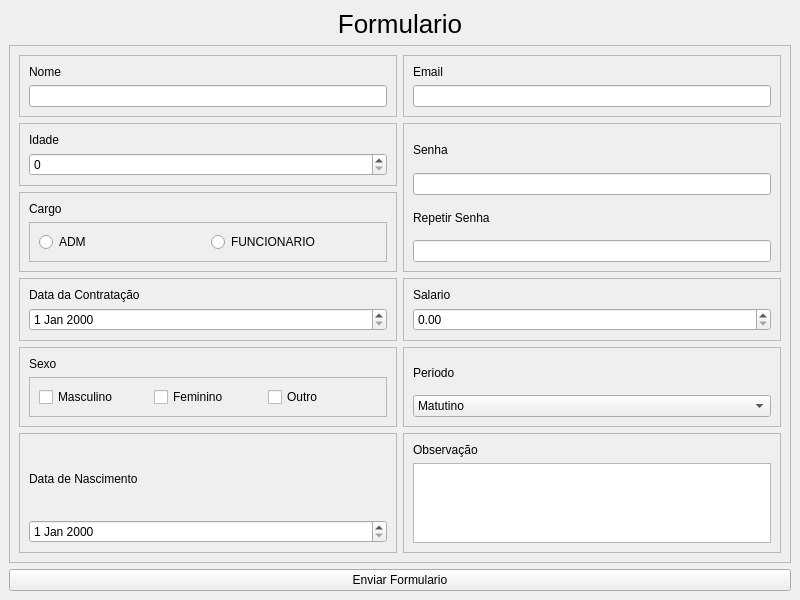
Before: the Qt Designer form projeto_pyside/ui_formulario.ui in CelsoLucas/ListadeExercicios, drawn with Qt 5.
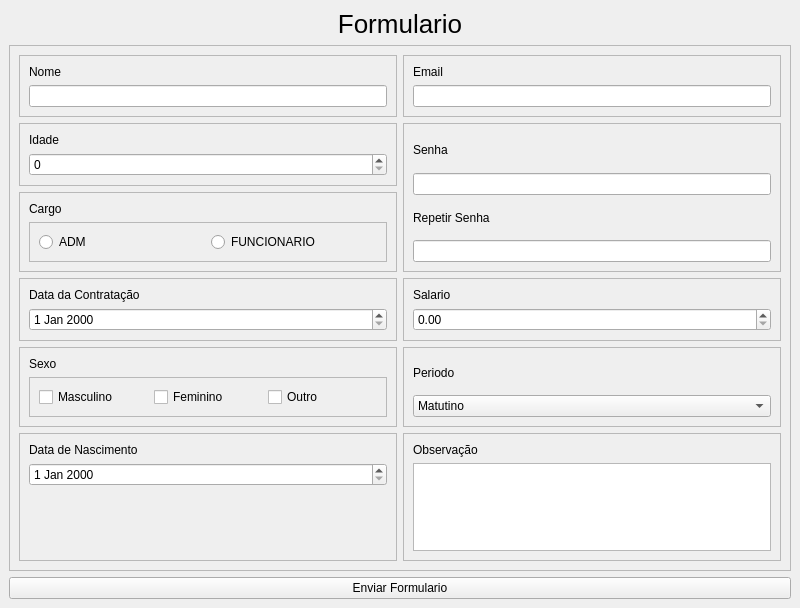
After: the same form once the commit is applied.

```diff
--- a/projeto_pyside/ui_formulario.ui
+++ b/projeto_pyside/ui_formulario.ui
@@ -7,7 +7,7 @@
     <x>0</x>
     <y>0</y>
     <width>800</width>
-    <height>600</height>
+    <height>608</height>
    </rect>
   </property>
   <property name="windowTitle">
@@ -393,6 +393,19 @@
           <item>
            <widget class="QDateEdit" name="input_data_nasc"/>
           </item>
+          <item>
+           <spacer name="verticalSpacer">
+            <property name="orientation">
+             <enum>Qt::Orientation::Vertical</enum>
+            </property>
+            <property name="sizeHint" stdset="0">
+             <size>
+              <width>20</width>
+              <height>40</height>
+             </size>
+            </property>
+           </spacer>
+          </item>
          </layout>
         </widget>
        </item>
```
